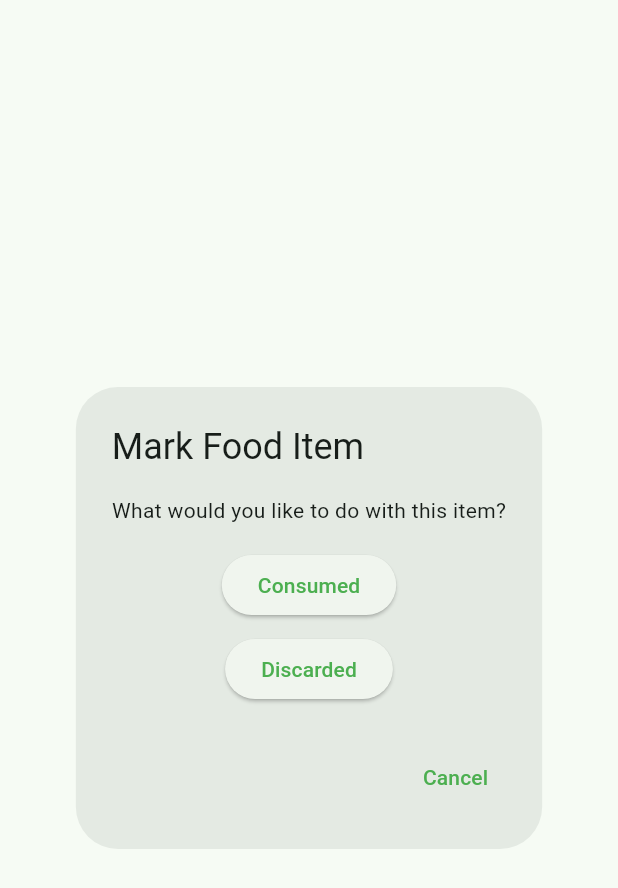
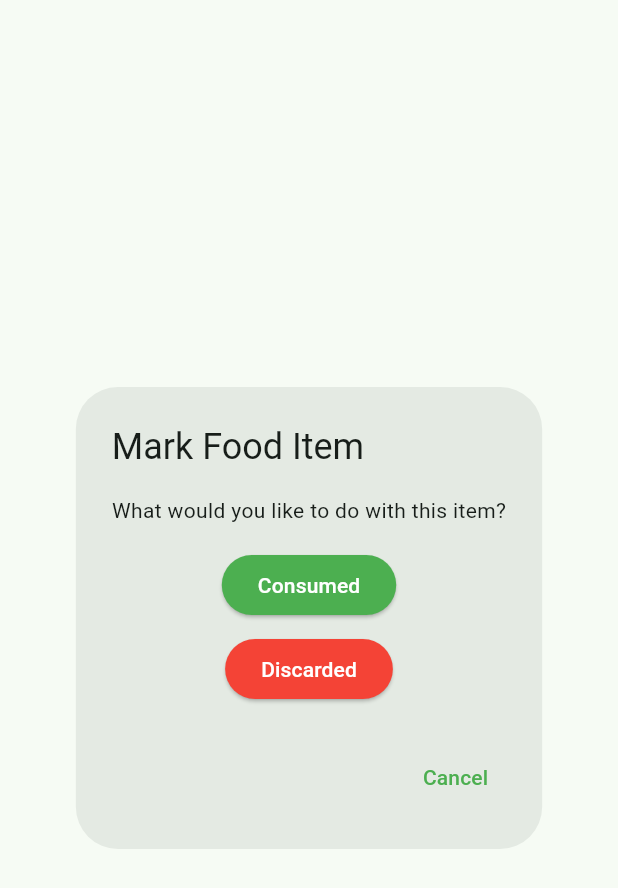
Before and after one commit to 40125789/shelfaware_app, a Flutter app: the MarkFoodDialog widget shown alone on an empty page, opened directly with empty values, on a phone screen of 412 x 824 dp. Shown: the top 888 px of the screen. Run offline on Flutter 3.47's test engine with Material 3 defaults, Android fonts, the phone set to English and light mode, and no system bars; our stand-ins replace cloud_firestore, firebase_auth, firebase_core, firebase_messaging, firebase_storage, fl_chart and 12 more; missing offline and left inert: barcode_scan2, google_ml_kit; accounts and stored records are empty.

```diff
--- a/lib/components/mark_food_dialogue.dart
+++ b/lib/components/mark_food_dialogue.dart
@@ -28,6 +28,10 @@ class _MarkFoodDialogState extends State<MarkFoodDialog> {
               _markAsConsumed();
               Navigator.pop(context);
             },
+            style: ElevatedButton.styleFrom(
+              foregroundColor: Colors.white,
+              backgroundColor: Colors.green,
+            ),
             child: const Text("Consumed"),
           ),
           const SizedBox(height: 8),
@@ -36,6 +40,10 @@ class _MarkFoodDialogState extends State<MarkFoodDialog> {
               Navigator.pop(context);
               _showDiscardReasonDialog();
             },
+            style: ElevatedButton.styleFrom(
+              foregroundColor: Colors.white,
+              backgroundColor: Colors.red,
+            ),
             child: const Text("Discarded"),
           ),
         ],
--- a/pubspec.yaml
+++ b/pubspec.yaml
@@ -70,7 +70,7 @@ dependencies:
   fl_chart: ^0.69.2
   pie_chart: ^5.4.0
   table_calendar: ^3.1.2
-
+  latlong2: ^0.8.0
 
 
 
```
Also changed, not shown: lib/pages/home_page.dart (+8 -7 lines), pubspec.lock.
